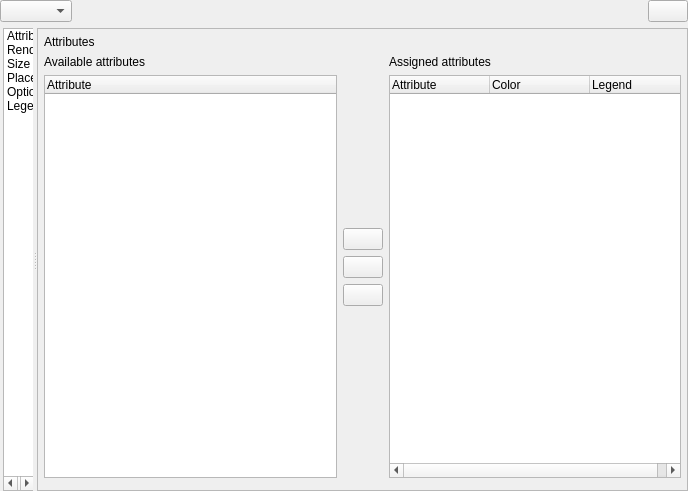
Above: src/ui/qgsdiagrampropertiesbase.ui from carsmie/QGIS before the change. Below: the same form after it.
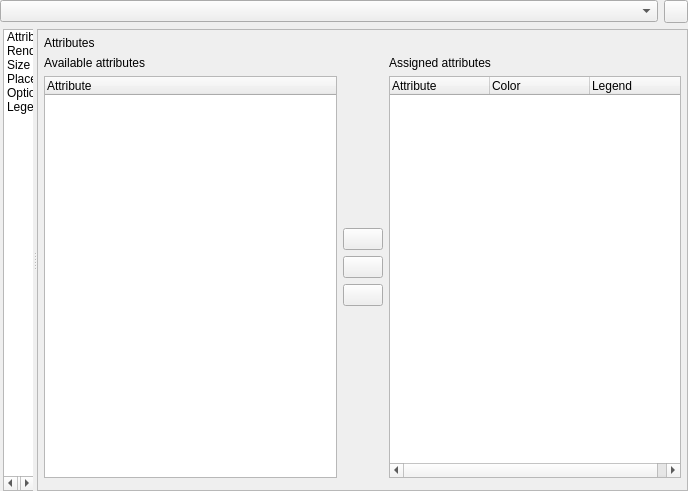
That is the form after the change. Icons and pictures are not drawn. Custom widgets are drawn as their Qt base class.

Commit message: [diagrams] Harmonize the diagram type combobox looks

Patch:
```diff
--- a/src/ui/qgsdiagrampropertiesbase.ui
+++ b/src/ui/qgsdiagrampropertiesbase.ui
@@ -39,39 +39,17 @@
        <number>0</number>
       </property>
       <item>
-       <widget class="QComboBox" name="mDiagramTypeComboBox"/>
-      </item>
-      <item>
-       <spacer name="horizontalSpacer_7">
-        <property name="orientation">
-         <enum>Qt::Horizontal</enum>
+       <widget class="QComboBox" name="mDiagramTypeComboBox">
+        <property name="sizePolicy">
+         <sizepolicy hsizetype="Expanding" vsizetype="Fixed">
+          <horstretch>0</horstretch>
+          <verstretch>0</verstretch>
+         </sizepolicy>
         </property>
-        <property name="sizeType">
-         <enum>QSizePolicy::Fixed</enum>
-        </property>
-        <property name="sizeHint" stdset="0">
-         <size>
-          <width>0</width>
-          <height>20</height>
-         </size>
-        </property>
-       </spacer>
+       </widget>
       </item>
       <item>
-       <spacer name="horizontalSpacer_8">
-        <property name="orientation">
-         <enum>Qt::Horizontal</enum>
-        </property>
-        <property name="sizeHint" stdset="0">
-         <size>
-          <width>12</width>
-          <height>20</height>
-         </size>
-        </property>
-       </spacer>
-      </item>
-      <item>
-       <widget class="QPushButton" name="mEngineSettingsButton">
+       <widget class="QToolButton" name="mEngineSettingsButton">
         <property name="enabled">
          <bool>true</bool>
         </property>
@@ -82,12 +60,6 @@
          <iconset resource="../../images/images.qrc">
           <normaloff>:/images/themes/default/mIconAutoPlacementSettings.svg</normaloff>:/images/themes/default/mIconAutoPlacementSettings.svg</iconset>
         </property>
-        <property name="iconSize">
-         <size>
-          <width>24</width>
-          <height>16</height>
-         </size>
-        </property>
        </widget>
       </item>
      </layout>
```
